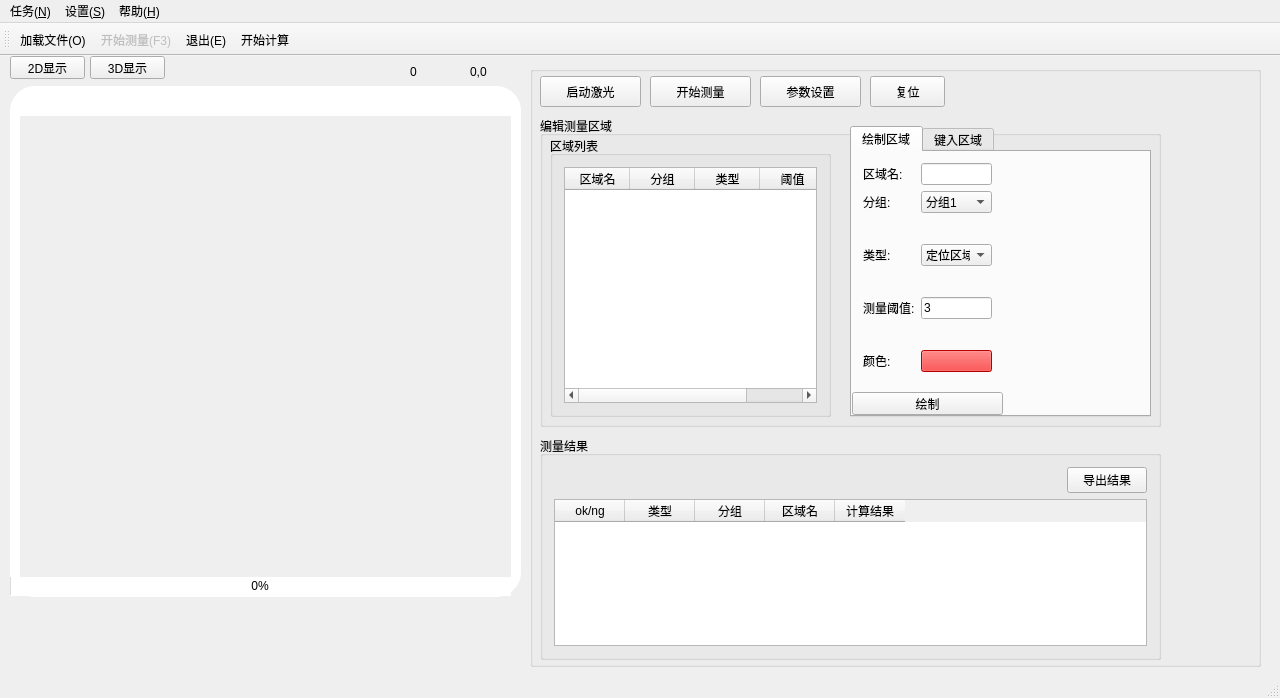
Above: mainwindow.ui from kof98765/scanControl before the change. Below: the same form after it.
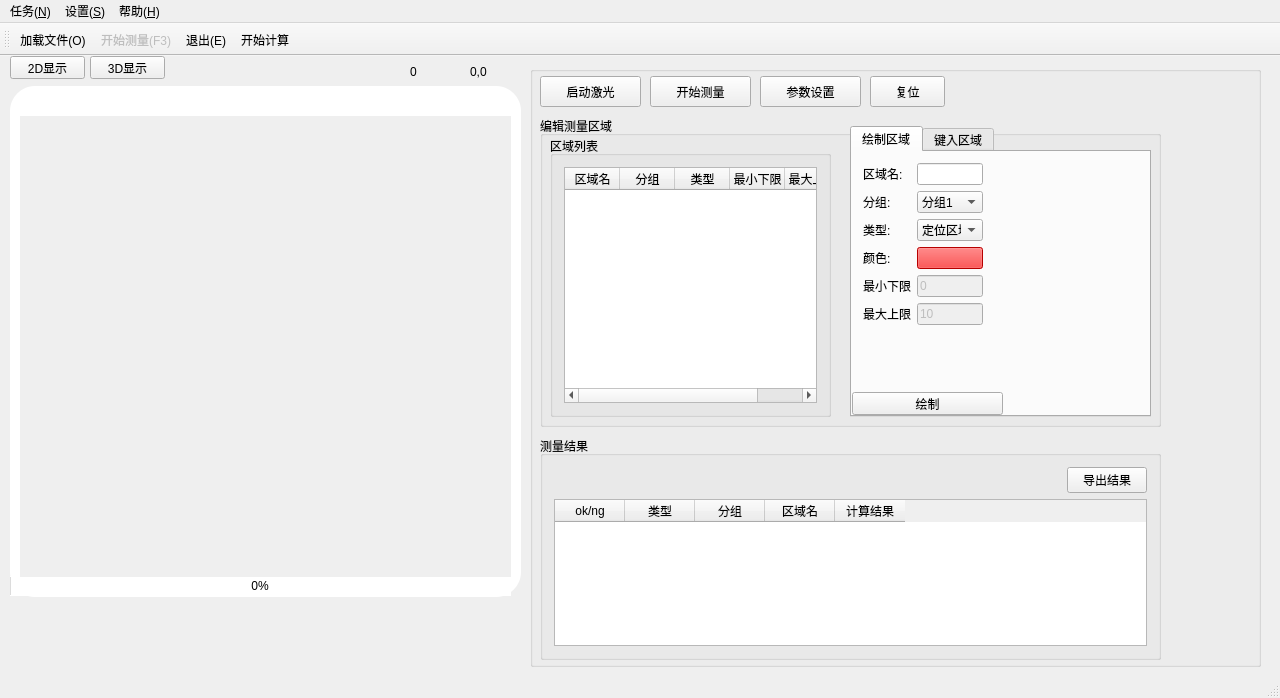
That is the form after the change. Icons and pictures are not drawn.

```diff
--- a/mainwindow.ui
+++ b/mainwindow.ui
@@ -215,7 +215,7 @@
           <bool>true</bool>
          </property>
          <attribute name="horizontalHeaderDefaultSectionSize">
-          <number>65</number>
+          <number>55</number>
          </attribute>
          <column>
           <property name="text">
@@ -234,7 +234,12 @@
          </column>
          <column>
           <property name="text">
-           <string>阈值</string>
+           <string>最小下限</string>
+          </property>
+         </column>
+         <column>
+          <property name="text">
+           <string>最大上限</string>
           </property>
          </column>
         </widget>
@@ -262,7 +267,7 @@
          <rect>
           <x>0</x>
           <y>0</y>
-          <width>151</width>
+          <width>142</width>
           <height>231</height>
          </rect>
         </property>
@@ -280,27 +285,65 @@
          <item row="0" column="1">
           <widget class="QLineEdit" name="roiName"/>
          </item>
+         <item row="1" column="0">
+          <widget class="QLabel" name="label_4">
+           <property name="text">
+            <string>分组:</string>
+           </property>
+          </widget>
+         </item>
+         <item row="1" column="1">
+          <widget class="QComboBox" name="team">
+           <item>
+            <property name="text">
+             <string>分组1</string>
+            </property>
+           </item>
+           <item>
+            <property name="text">
+             <string>分组2</string>
+            </property>
+           </item>
+           <item>
+            <property name="text">
+             <string>分组3</string>
+            </property>
+           </item>
+           <item>
+            <property name="text">
+             <string>分组4</string>
+            </property>
+           </item>
+           <item>
+            <property name="text">
+             <string>分组5</string>
+            </property>
+           </item>
+           <item>
+            <property name="text">
+             <string>分组6</string>
+            </property>
+           </item>
+           <item>
+            <property name="text">
+             <string>分组7</string>
+            </property>
+           </item>
+           <item>
+            <property name="text">
+             <string>分组8</string>
+            </property>
+           </item>
+          </widget>
+         </item>
          <item row="2" column="0">
-          <spacer name="verticalSpacer_2">
-           <property name="orientation">
-            <enum>Qt::Vertical</enum>
-           </property>
-           <property name="sizeHint" stdset="0">
-            <size>
-             <width>20</width>
-             <height>40</height>
-            </size>
-           </property>
-          </spacer>
-         </item>
-         <item row="3" column="0">
           <widget class="QLabel" name="label_6">
            <property name="text">
             <string>类型:</string>
            </property>
           </widget>
          </item>
-         <item row="3" column="1">
+         <item row="2" column="1">
           <widget class="QComboBox" name="func">
            <item>
             <property name="text">
@@ -324,54 +367,14 @@
            </item>
           </widget>
          </item>
-         <item row="4" column="0">
-          <spacer name="verticalSpacer_3">
-           <property name="orientation">
-            <enum>Qt::Vertical</enum>
-           </property>
-           <property name="sizeHint" stdset="0">
-            <size>
-             <width>20</width>
-             <height>40</height>
-            </size>
-           </property>
-          </spacer>
-         </item>
-         <item row="5" column="0">
-          <widget class="QLabel" name="label">
-           <property name="text">
-            <string>测量阈值:</string>
-           </property>
-          </widget>
-         </item>
-         <item row="5" column="1">
-          <widget class="QLineEdit" name="limitValue">
-           <property name="text">
-            <string>3</string>
-           </property>
-          </widget>
-         </item>
-         <item row="6" column="0">
-          <spacer name="verticalSpacer">
-           <property name="orientation">
-            <enum>Qt::Vertical</enum>
-           </property>
-           <property name="sizeHint" stdset="0">
-            <size>
-             <width>20</width>
-             <height>40</height>
-            </size>
-           </property>
-          </spacer>
-         </item>
-         <item row="7" column="0">
+         <item row="3" column="0">
           <widget class="QLabel" name="label_3">
            <property name="text">
             <string>颜色:</string>
            </property>
           </widget>
          </item>
-         <item row="7" column="1">
+         <item row="3" column="1">
           <widget class="QPushButton" name="roiColor">
            <property name="autoFillBackground">
             <bool>false</bool>
@@ -384,55 +387,38 @@
            </property>
           </widget>
          </item>
-         <item row="1" column="0">
-          <widget class="QLabel" name="label_4">
+         <item row="4" column="0">
+          <widget class="QLabel" name="Label_10">
            <property name="text">
-            <string>分组:</string>
+            <string>最小下限</string>
            </property>
           </widget>
          </item>
-         <item row="1" column="1">
-          <widget class="QComboBox" name="team">
-           <item>
-            <property name="text">
-             <string>分组1</string>
-            </property>
-           </item>
-           <item>
-            <property name="text">
-             <string>分组2</string>
-            </property>
-           </item>
-           <item>
-            <property name="text">
-             <string>分组3</string>
-            </property>
-           </item>
-           <item>
-            <property name="text">
-             <string>分组4</string>
-            </property>
-           </item>
-           <item>
-            <property name="text">
-             <string>分组5</string>
-            </property>
-           </item>
-           <item>
-            <property name="text">
-             <string>分组6</string>
-            </property>
-           </item>
-           <item>
-            <property name="text">
-             <string>分组7</string>
-            </property>
-           </item>
-           <item>
-            <property name="text">
-             <string>分组8</string>
-            </property>
-           </item>
+         <item row="4" column="1">
+          <widget class="QLineEdit" name="minValue1">
+           <property name="enabled">
+            <bool>false</bool>
+           </property>
+           <property name="text">
+            <string>0</string>
+           </property>
+          </widget>
+         </item>
+         <item row="5" column="0">
+          <widget class="QLabel" name="Label_11">
+           <property name="text">
+            <string>最大上限</string>
+           </property>
+          </widget>
+         </item>
+         <item row="5" column="1">
+          <widget class="QLineEdit" name="maxValue1">
+           <property name="enabled">
+            <bool>false</bool>
+           </property>
+           <property name="text">
+            <string>10</string>
+           </property>
           </widget>
          </item>
         </layout>
```
Left out of the diff: 8 changed lines with no effect on the pictures.
